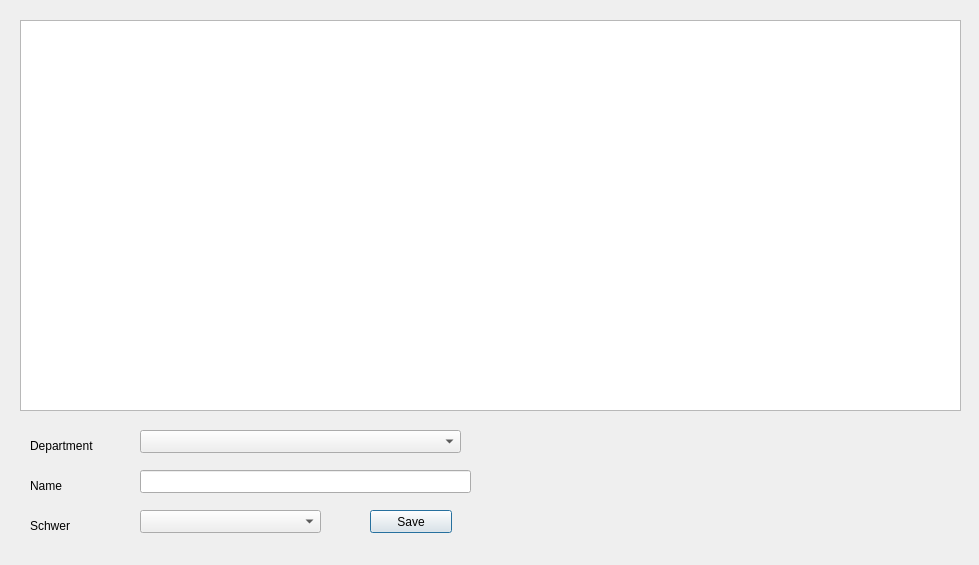
Before: the Qt Designer form managecoursesdialog.ui in MrRisoni/Gauss, drawn with Qt 5.
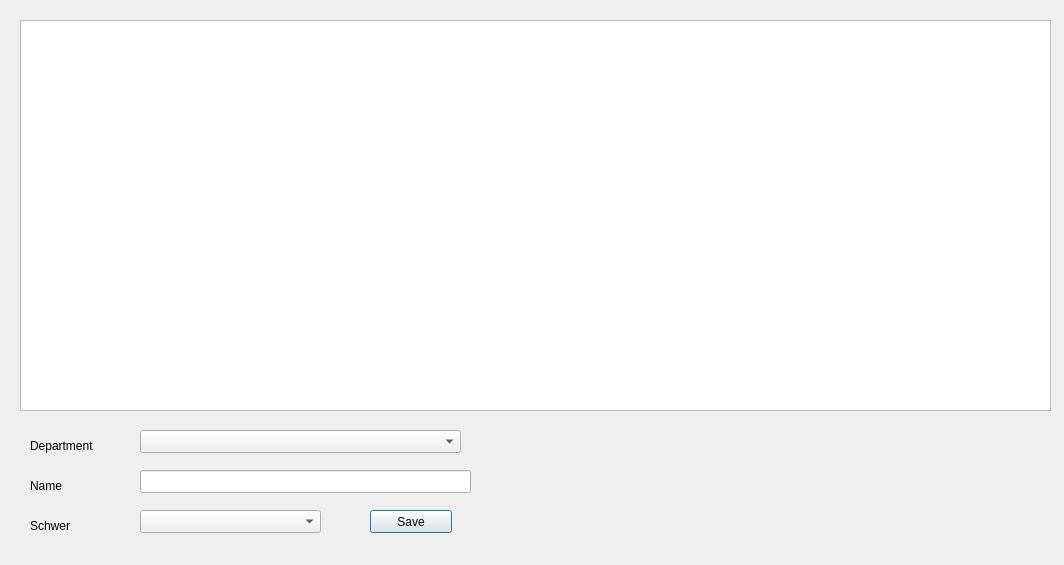
After: the same form once the commit is applied.

```diff
--- a/managecoursesdialog.ui
+++ b/managecoursesdialog.ui
@@ -6,7 +6,7 @@
    <rect>
     <x>0</x>
     <y>0</y>
-    <width>979</width>
+    <width>1064</width>
     <height>565</height>
    </rect>
   </property>
@@ -18,7 +18,7 @@
     <rect>
      <x>20</x>
      <y>20</y>
-     <width>941</width>
+     <width>1031</width>
      <height>391</height>
     </rect>
    </property>
```
